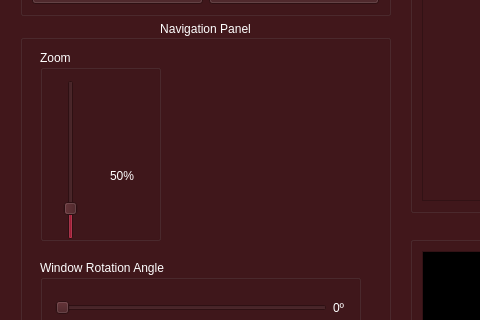
Old version of the form SGI/view/screens/main.ui in the repository JVSutter/Sistema-Grafico-Interativo; both pictures show x 0 to 480 and y 320 to 640 of the 912 by 777 pixel window.
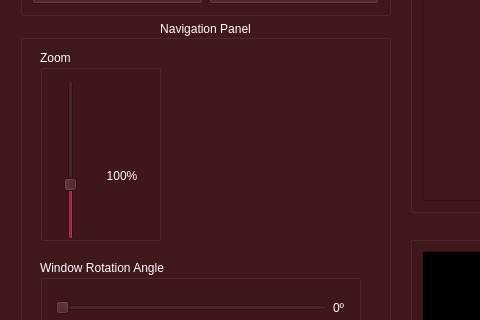
New version of the form. Icons and pictures are not drawn.

The edit to the form file:
```diff
--- a/SGI/view/screens/main.ui
+++ b/SGI/view/screens/main.ui
@@ -741,7 +741,7 @@
       <number>300</number>
      </property>
      <property name="value">
-      <number>50</number>
+      <number>100</number>
      </property>
      <property name="orientation">
       <enum>Qt::Orientation::Vertical</enum>
@@ -830,7 +830,7 @@
       <item>
        <widget class="QLabel" name="zoomLabel">
         <property name="text">
-         <string>50%</string>
+         <string>100%</string>
         </property>
         <property name="alignment">
          <set>Qt::AlignmentFlag::AlignCenter</set>
```
